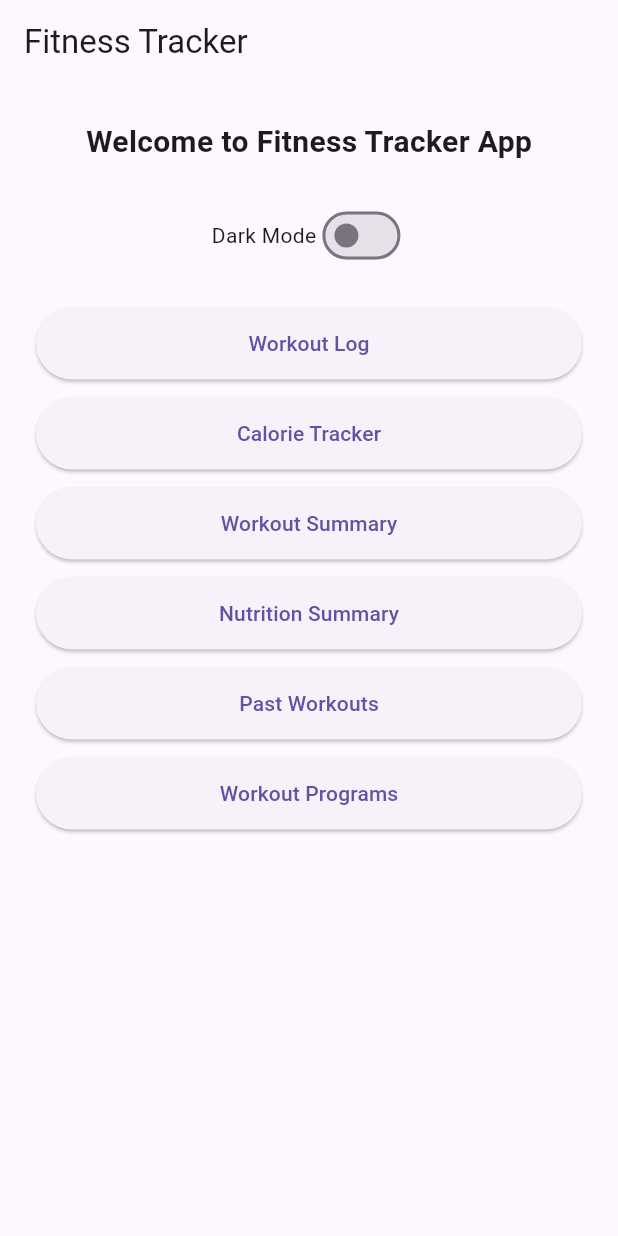
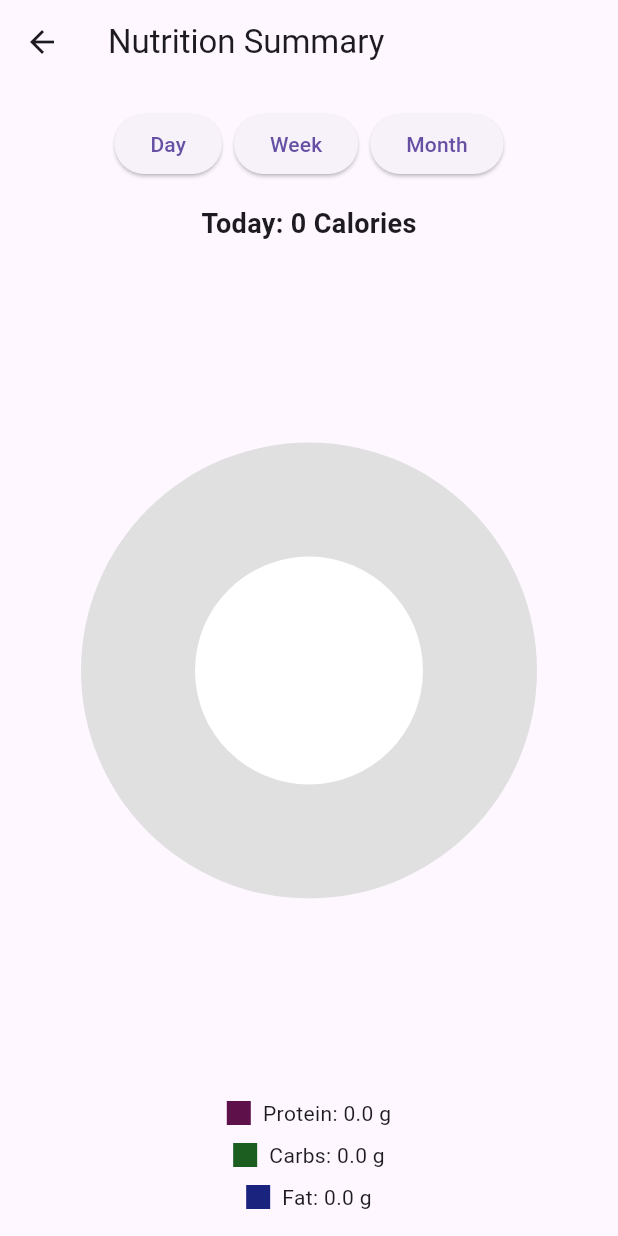
Before and after one commit to mohitkokane3900/fitness_tracker_app, a Flutter app: the screen it shows after launch, after a tap on "Nutrition Summary", on a phone screen of 412 x 824 dp. Run offline on Flutter 3.47's test engine with Material 3 defaults, Android fonts, the phone set to English and light mode, and no system bars; our stand-ins replace shared_preferences, sqflite; accounts and stored records are empty.

Commit message:
Added nutrition summary with donut chart and day/week/month totals

```diff
--- a/lib/repositories/calorie_repository.dart
+++ b/lib/repositories/calorie_repository.dart
@@ -27,4 +27,36 @@ class CalorieRepository {
     final rows = await db.query('calorie_logs', orderBy: 'date_time DESC');
     return rows;
   }
+
+  Future<Map<String, double>> getTotalsByRange(Duration range) async {
+    final db = await dbHelper.database;
+
+    final now = DateTime.now();
+    final cutoff = now.subtract(range);
+
+    final rows = await db.rawQuery(
+      '''
+      SELECT
+        SUM(calories) as total_cal,
+        SUM(protein_g) as total_protein,
+        SUM(fat_g) as total_fat,
+        SUM(carbs_g) as total_carbs
+      FROM calorie_logs
+      WHERE date_time >= ?
+    ''',
+      [cutoff.toIso8601String()],
+    );
+
+    if (rows.isEmpty) {
+      return {'cal': 0, 'protein': 0, 'fat': 0, 'carbs': 0};
+    }
+
+    final row = rows.first;
+    final cal = (row['total_cal'] as num?)?.toDouble() ?? 0.0;
+    final protein = (row['total_protein'] as num?)?.toDouble() ?? 0.0;
+    final fat = (row['total_fat'] as num?)?.toDouble() ?? 0.0;
+    final carbs = (row['total_carbs'] as num?)?.toDouble() ?? 0.0;
+
+    return {'cal': cal, 'protein': protein, 'fat': fat, 'carbs': carbs};
+  }
 }
--- a/lib/screens/home_screen.dart
+++ b/lib/screens/home_screen.dart
@@ -2,6 +2,7 @@ import 'package:flutter/material.dart';
 import 'workout_log_screen.dart';
 import 'calorie_tracker_screen.dart';
 import 'summary_screen.dart';
+import 'nutrition_summary_screen.dart';
 
 class HomeScreen extends StatelessWidget {
   final bool dark;
@@ -88,7 +89,14 @@ class HomeScreen extends StatelessWidget {
                 width: double.infinity,
                 height: 48,
                 child: ElevatedButton(
-                  onPressed: () {},
+                  onPressed: () {
+                    Navigator.push(
+                      context,
+                      MaterialPageRoute(
+                        builder: (_) => const NutritionSummaryScreen(),
+                      ),
+                    );
+                  },
                   child: const Text('Nutrition Summary'),
                 ),
               ),
--- /dev/null
+++ b/lib/screens/nutrition_summary_screen.dart
@@ -0,0 +1,286 @@
+import 'package:flutter/material.dart';
+import '../repositories/calorie_repository.dart';
+
+class NutritionSummaryScreen extends StatefulWidget {
+  const NutritionSummaryScreen({super.key});
+
+  @override
+  State<NutritionSummaryScreen> createState() => _NutritionSummaryScreenState();
+}
+
+class _NutritionSummaryScreenState extends State<NutritionSummaryScreen> {
+  final repo = CalorieRepository();
+
+  String mode = 'day';
+  int totalCalories = 0;
+  double proteinG = 0;
+  double fatG = 0;
+  double carbsG = 0;
+
+  @override
+  void initState() {
+    super.initState();
+    _loadMode('day');
+  }
+
+  Future<void> _loadMode(String newMode) async {
+    Duration range;
+    if (newMode == 'day') {
+      range = const Duration(days: 1);
+    } else if (newMode == 'week') {
+      range = const Duration(days: 7);
+    } else {
+      range = const Duration(days: 30);
+    }
+
+    final totals = await repo.getTotalsByRange(range);
+
+    final p = totals['protein'] ?? 0;
+    final f = totals['fat'] ?? 0;
+    final c = totals['carbs'] ?? 0;
+
+    double calFromRepo = totals['cal'] ?? 0;
+    if (calFromRepo <= 0) {
+      calFromRepo = (p * 4) + (c * 4) + (f * 9);
+    }
+
+    setState(() {
+      mode = newMode;
+      proteinG = p;
+      fatG = f;
+      carbsG = c;
+      totalCalories = calFromRepo.round();
+    });
+  }
+
+  @override
+  Widget build(BuildContext context) {
+    final labelText = mode == 'day'
+        ? "Today"
+        : mode == 'week'
+        ? "This Week"
+        : "This Month";
+
+    return Scaffold(
+      appBar: AppBar(title: const Text('Nutrition Summary')),
+      body: Padding(
+        padding: const EdgeInsets.all(16),
+        child: Column(
+          children: [
+            Row(
+              mainAxisAlignment: MainAxisAlignment.center,
+              children: [
+                ElevatedButton(
+                  onPressed: () {
+                    _loadMode('day');
+                  },
+                  child: const Text('Day'),
+                ),
+                const SizedBox(width: 8),
+                ElevatedButton(
+                  onPressed: () {
+                    _loadMode('week');
+                  },
+                  child: const Text('Week'),
+                ),
+                const SizedBox(width: 8),
+                ElevatedButton(
+                  onPressed: () {
+                    _loadMode('month');
+                  },
+                  child: const Text('Month'),
+                ),
+              ],
+            ),
+            const SizedBox(height: 16),
+            Text(
+              '$labelText: $totalCalories Calories',
+              style: const TextStyle(fontSize: 18, fontWeight: FontWeight.w600),
+            ),
+            const SizedBox(height: 16),
+            Expanded(
+              child: LayoutBuilder(
+                builder: (context, constraints) {
+                  return CustomPaint(
+                    size: Size(constraints.maxWidth, constraints.maxHeight),
+                    painter: _MacroDonutPainter(
+                      proteinG: proteinG,
+                      fatG: fatG,
+                      carbsG: carbsG,
+                    ),
+                  );
+                },
+              ),
+            ),
+            const SizedBox(height: 16),
+            _legendRow(
+              color: const Color(0xFF5D1049),
+              label: 'Protein',
+              grams: proteinG,
+            ),
+            const SizedBox(height: 8),
+            _legendRow(
+              color: const Color(0xFF1B5E20),
+              label: 'Carbs',
+              grams: carbsG,
+            ),
+            const SizedBox(height: 8),
+            _legendRow(
+              color: const Color(0xFF1A237E),
+              label: 'Fat',
+              grams: fatG,
+            ),
+          ],
+        ),
+      ),
+    );
+  }
+
+  Widget _legendRow({
+    required Color color,
+    required String label,
+    required double grams,
+  }) {
+    return Row(
+      mainAxisAlignment: MainAxisAlignment.center,
+      children: [
+        Container(width: 16, height: 16, color: color),
+        const SizedBox(width: 8),
+        Text(
+          '$label: ${grams.toStringAsFixed(1)} g',
+          style: const TextStyle(fontSize: 14),
+        ),
+      ],
+    );
+  }
+}
+
+class _MacroDonutPainter extends CustomPainter {
+  final double proteinG;
+  final double fatG;
+  final double carbsG;
+
+  _MacroDonutPainter({
+    required this.proteinG,
+    required this.fatG,
+    required this.carbsG,
+  });
+
+  @override
+  void paint(Canvas canvas, Size size) {
+    final d = size.shortestSide * 0.8;
+    final center = Offset(size.width / 2, size.height / 2);
+    final rect = Rect.fromCenter(center: center, width: d, height: d);
+    final radius = d / 2;
+
+    final total = proteinG + fatG + carbsG;
+
+    if (total <= 0) {
+      final bgPaint = Paint()
+        ..color = Colors.grey.shade300
+        ..style = PaintingStyle.fill;
+      canvas.drawCircle(center, radius, bgPaint);
+
+      final holePaint = Paint()
+        ..color = Colors.white
+        ..style = PaintingStyle.fill;
+      canvas.drawCircle(center, radius * 0.5, holePaint);
+      return;
+    }
+
+    final proteinPaint = Paint()
+      ..color = const Color(0xFF5D1049)
+      ..style = PaintingStyle.fill;
+    final carbsPaint = Paint()
+      ..color = const Color(0xFF1B5E20)
+      ..style = PaintingStyle.fill;
+    final fatPaint = Paint()
+      ..color = const Color(0xFF1A237E)
+      ..style = PaintingStyle.fill;
+
+    double startAngle = -3.14159 / 2;
+
+    final proteinSweep = (proteinG / total) * (3.14159 * 2);
+    canvas.drawArc(rect, startAngle, proteinSweep, true, proteinPaint);
+    startAngle += proteinSweep;
+
+    final carbsSweep = (carbsG / total) * (3.14159 * 2);
+    canvas.drawArc(rect, startAngle, carbsSweep, true, carbsPaint);
+    startAngle += carbsSweep;
+
+    final fatSweep = (fatG / total) * (3.14159 * 2);
+    canvas.drawArc(rect, startAngle, fatSweep, true, fatPaint);
+
+    final holePaint = Paint()
+      ..color = Colors.white
+      ..style = PaintingStyle.fill;
+    canvas.drawCircle(center, radius * 0.5, holePaint);
+
+    final textPainter = TextPainter(
+      textAlign: TextAlign.center,
+      textDirection: TextDirection.ltr,
+    );
+    textPainter.text = TextSpan(
+      text: 'Protein\n${proteinG.toStringAsFixed(0)} g',
+      style: const TextStyle(
+        color: Colors.black,
+        fontSize: 12,
+        fontWeight: FontWeight.w600,
+      ),
+    );
+    textPainter.layout(minWidth: 0, maxWidth: radius * 0.9);
+
+    canvas.save();
+    canvas.translate(center.dx, center.dy - radius * 0.6);
+    textPainter.paint(
+      canvas,
+      Offset(-textPainter.width / 2, -textPainter.height / 2),
+    );
+    canvas.restore();
+
+    final textCarb = TextPainter(
+      textAlign: TextAlign.center,
+      textDirection: TextDirection.ltr,
+    );
+    textCarb.text = TextSpan(
+      text: 'Carbs\n${carbsG.toStringAsFixed(0)} g',
+      style: const TextStyle(
+        color: Colors.black,
+        fontSize: 12,
+        fontWeight: FontWeight.w600,
+      ),
+    );
+    textCarb.layout(minWidth: 0, maxWidth: radius * 0.9);
+
+    canvas.save();
+    canvas.translate(center.dx + radius * 0.4, center.dy);
+    textCarb.paint(canvas, Offset(-textCarb.width / 2, -textCarb.height / 2));
+    canvas.restore();
+
+    final textFat = TextPainter(
+      textAlign: TextAlign.center,
+      textDirection: TextDirection.ltr,
+    );
+    textFat.text = TextSpan(
+      text: 'Fat\n${fatG.toStringAsFixed(0)} g',
+      style: const TextStyle(
+        color: Colors.black,
+        fontSize: 12,
+        fontWeight: FontWeight.w600,
+      ),
+    );
+    textFat.layout(minWidth: 0, maxWidth: radius * 0.9);
+
+    canvas.save();
+    canvas.translate(center.dx - radius * 0.4, center.dy);
+    textFat.paint(canvas, Offset(-textFat.width / 2, -textFat.height / 2));
+    canvas.restore();
+  }
+
+  @override
+  bool shouldRepaint(covariant _MacroDonutPainter oldDelegate) {
+    return oldDelegate.proteinG != proteinG ||
+        oldDelegate.fatG != fatG ||
+        oldDelegate.carbsG != carbsG;
+  }
+}
```
